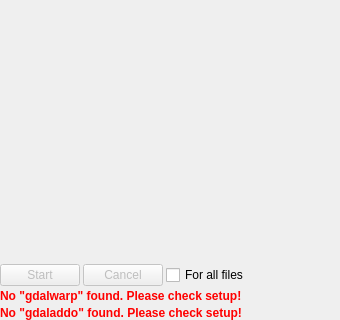
Maproom/qmapshack, file src/qmaptool/tool/IToolCutMap.ui: the form before one commit; both pictures show x 0 to 340 and y 290 to 610 of the 340 by 610 pixel window.
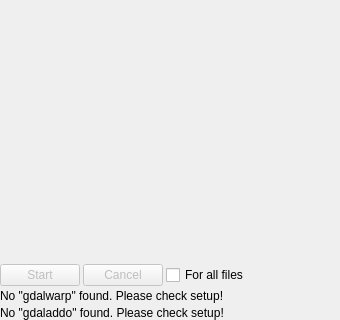
The form after the commit. Icons and pictures are not drawn. Custom widgets are drawn as their Qt base class.

What changed in the file:
```diff
--- a/src/qmaptool/tool/IToolCutMap.ui
+++ b/src/qmaptool/tool/IToolCutMap.ui
@@ -230,7 +230,7 @@
    <item>
     <widget class="QLabel" name="labelNoGdalwarp">
      <property name="text">
-      <string>&lt;b style='color: red;'&gt;No &quot;gdalwarp&quot; found. Please check setup!&lt;/b&gt;</string>
+      <string>No &quot;gdalwarp&quot; found. Please check setup!</string>
      </property>
      <property name="wordWrap">
       <bool>true</bool>
@@ -240,7 +240,7 @@
    <item>
     <widget class="QLabel" name="labelNoGdaladdo">
      <property name="text">
-      <string>&lt;b style='color: red;'&gt;No &quot;gdaladdo&quot; found. Please check setup!&lt;/b&gt;</string>
+      <string>No &quot;gdaladdo&quot; found. Please check setup!</string>
      </property>
      <property name="wordWrap">
       <bool>true</bool>
```
